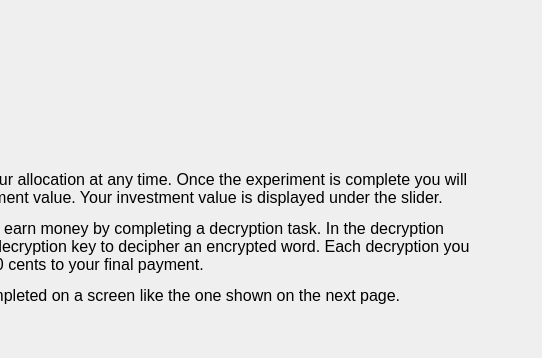
The window that MarketSimulation/instructionscreen4.ui (dwattttt/marketsim) describes before a commit, drawn with Qt 5; both pictures show x 208 to 750 and y 0 to 358 of the 750 by 443 pixel window.
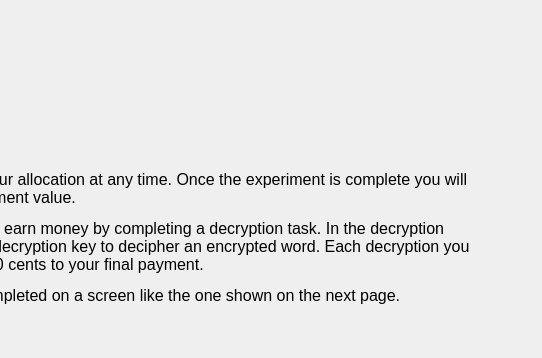
The same window after the commit.

What changed in the file:
```diff
--- a/MarketSimulation/instructionscreen4.ui
+++ b/MarketSimulation/instructionscreen4.ui
@@ -67,7 +67,7 @@
 p, li { white-space: pre-wrap; }
 &lt;/style&gt;&lt;/head&gt;&lt;body style=&quot; font-family:'MS Shell Dlg 2'; font-size:12pt; font-weight:400; font-style:normal;&quot;&gt;
 &lt;p style=&quot; margin-top:12px; margin-bottom:12px; margin-left:0px; margin-right:0px; -qt-block-indent:0; text-indent:0px;&quot;&gt;Well done!&lt;/p&gt;
-&lt;p style=&quot; margin-top:12px; margin-bottom:12px; margin-left:0px; margin-right:0px; -qt-block-indent:0; text-indent:0px;&quot;&gt;You may change your allocation at any time. Once the experiment is complete you will be paid your investment value. Your investment value is displayed under the slider.&lt;/p&gt;
+&lt;p style=&quot; margin-top:12px; margin-bottom:12px; margin-left:0px; margin-right:0px; -qt-block-indent:0; text-indent:0px;&quot;&gt;You may change your allocation at any time. Once the experiment is complete you will be paid your investment value.&lt;/p&gt;
 &lt;p style=&quot; margin-top:12px; margin-bottom:12px; margin-left:0px; margin-right:0px; -qt-block-indent:0; text-indent:0px;&quot;&gt;You are also able to earn money by completing a decryption task. In the decryption task you will use a decryption key to decipher an encrypted word. Each decryption you complete will add 10 cents to your final payment.&lt;/p&gt;
 &lt;p style=&quot; margin-top:12px; margin-bottom:12px; margin-left:0px; margin-right:0px; -qt-block-indent:0; text-indent:0px;&quot;&gt;The task will be completed on a screen like the one shown on the next page. &lt;/p&gt;&lt;/body&gt;&lt;/html&gt;</string>
        </property>
```
